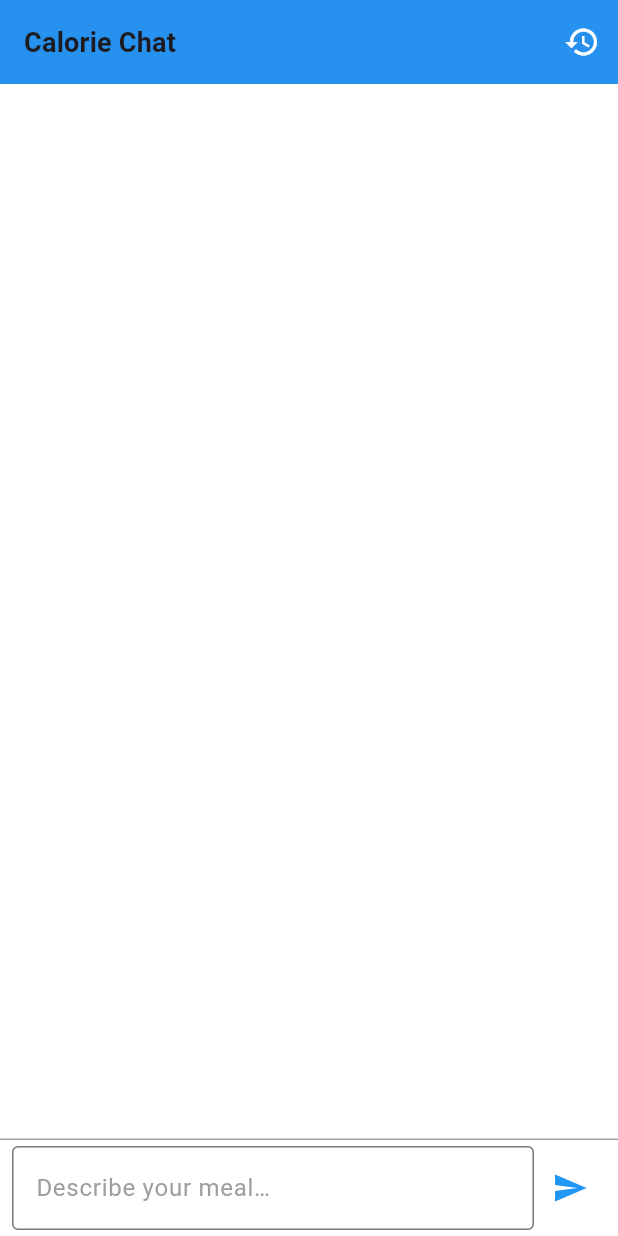
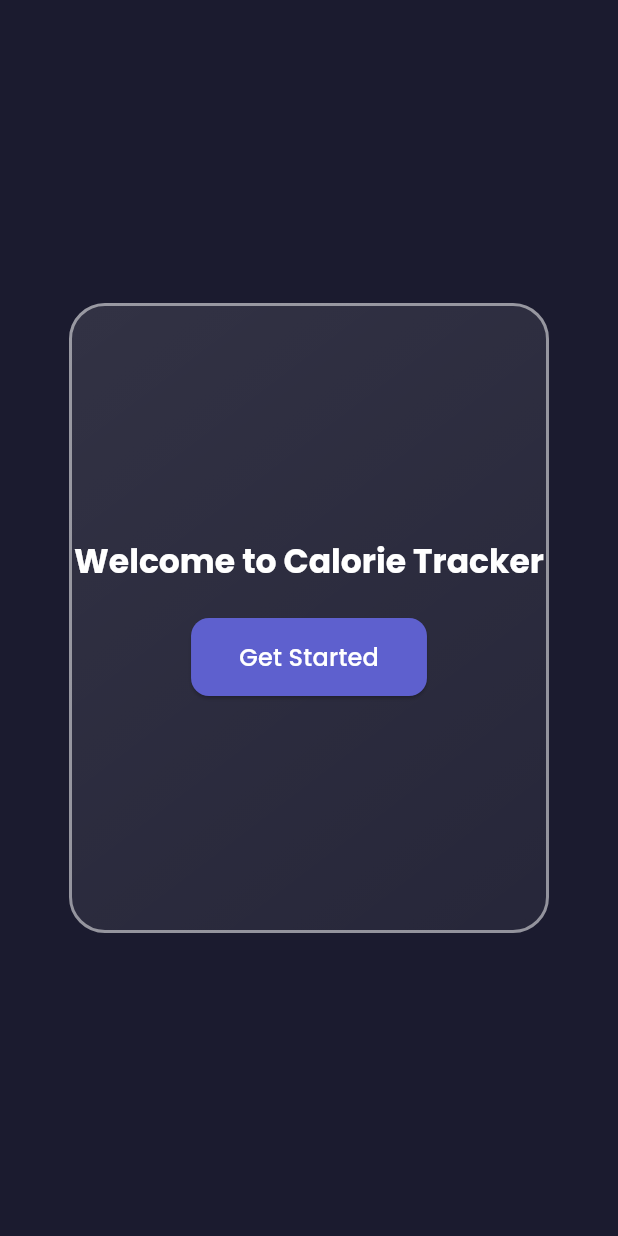
Before and after one commit to jithin-omanakuttan/calorie_tracker, a Flutter app: the screen it shows after launch, on a phone screen of 412 x 824 dp. Run offline on Flutter 3.47's test engine with Material 3 defaults, Android fonts, the phone set to English and light mode, and no system bars; drawn by our look-alikes of glassmorphism; our stand-ins replace flutter_bloc, flutter_dotenv, freezed_annotation, get_it, google_fonts, objectbox; generated files the repository leaves out were written again.

Commit message:
feat: Add glassmorphism effect and new color constants; implement intro screen and custom routing

```diff
--- /dev/null
+++ b/lib/constants/colors.dart
@@ -0,0 +1,10 @@
+import 'package:flutter/material.dart';
+
+class AppColors {
+  static const Color deepPurple = Color(0xFF5E60CE);
+  static const Color mintGreen = Color(0xFF80ED99);
+  static const Color darkNavy = Color(0xFF1B1B2F);
+
+  // For glassmorphic frosted layers
+  static const Color glassWhite = Colors.white; // we’ll add opacity where used
+}
--- a/lib/main.dart
+++ b/lib/main.dart
@@ -3,8 +3,8 @@ import 'package:flutter/material.dart';
 import 'package:flutter_dotenv/flutter_dotenv.dart';
 
 import 'db/objectbox.dart';
-import 'screens/chat_screen.dart';
 import 'theme.dart';
+import 'utils/custom_route.dart';
 
 late Store store;
 void main() async {
@@ -22,7 +22,8 @@ class MyApp extends StatelessWidget {
     return MaterialApp(
       title: 'Calorie Chat',
       theme: AppTheme.lightTheme,
-      home: const ChatScreen(),
+      initialRoute: '/',
+      onGenerateRoute: generateRoute,
     );
   }
 }
--- a/lib/screens/chat_screen.dart
+++ b/lib/screens/chat_screen.dart
@@ -7,7 +7,7 @@ import 'history_screen.dart';
 import '../theme.dart';
 
 class ChatScreen extends StatelessWidget {
-  const ChatScreen({Key? key}) : super(key: key);
+  const ChatScreen({super.key});
 
   @override
   Widget build(BuildContext context) {
@@ -19,7 +19,7 @@ class ChatScreen extends StatelessWidget {
 }
 
 class ChatView extends StatefulWidget {
-  const ChatView({Key? key}) : super(key: key);
+  const ChatView({super.key});
 
   @override
   State<ChatView> createState() => _ChatViewState();
--- a/lib/screens/history_screen.dart
+++ b/lib/screens/history_screen.dart
@@ -62,7 +62,7 @@ class _HistoryScreenState extends State<HistoryScreen> {
                   : null,
               children: [
                 if (totals != null) _buildTotalsRow(totals),
-                ...items.map((it) => _buildItemRow(it)).toList(),
+                ...items.map((it) => _buildItemRow(it)),
               ],
             ),
           );
--- /dev/null
+++ b/lib/screens/intro_screen.dart
@@ -0,0 +1,67 @@
+import 'package:flutter/material.dart';
+import 'package:glassmorphism/glassmorphism.dart';
+
+class IntroScreen extends StatelessWidget {
+  const IntroScreen({super.key});
+
+  @override
+  Widget build(BuildContext context) {
+    final theme = Theme.of(context);
+    return Scaffold(
+      backgroundColor: theme.scaffoldBackgroundColor,
+      body: Center(
+        child: GlassmorphicContainer(
+          width: 320,
+          height: 420,
+          borderRadius: 24,
+          blur: 18,
+          alignment: Alignment.center,
+          border: 2,
+          linearGradient: LinearGradient(
+            colors: [
+              theme.colorScheme.onPrimary.withAlpha((0.10 * 255).round()),
+              theme.colorScheme.onPrimary.withAlpha((0.05 * 255).round()),
+            ],
+            begin: Alignment.topLeft,
+            end: Alignment.bottomRight,
+          ),
+          borderGradient: LinearGradient(
+            colors: [
+              theme.colorScheme.onPrimary.withAlpha((0.50 * 255).round()),
+              theme.colorScheme.onPrimary.withAlpha((0.50 * 255).round()),
+            ],
+          ),
+          child: Column(
+            mainAxisAlignment: MainAxisAlignment.center,
+            children: [
+              Text(
+                'Welcome to Calorie Tracker',
+                style: theme.textTheme.titleLarge?.copyWith(
+                  color: theme.colorScheme.onPrimary,
+                  fontWeight: FontWeight.bold,
+                ),
+                textAlign: TextAlign.center,
+              ),
+              const SizedBox(height: 24),
+              ElevatedButton(
+                onPressed: () {
+                  Navigator.pushNamed(context, '/chat');
+                },
+                style: ElevatedButton.styleFrom(
+                  backgroundColor: theme.colorScheme.primary,
+                  foregroundColor: theme.colorScheme.onPrimary,
+                  shape: RoundedRectangleBorder(
+                    borderRadius: BorderRadius.circular(12),
+                  ),
+                  padding: const EdgeInsets.symmetric(horizontal: 32, vertical: 14),
+                  textStyle: theme.textTheme.titleMedium,
+                ),
+                child: const Text('Get Started'),
+              ),
+            ],
+          ),
+        ),
+      ),
+    );
+  }
+}
--- a/lib/theme.dart
+++ b/lib/theme.dart
@@ -1,39 +1,40 @@
 import 'package:flutter/material.dart';
+import 'package:google_fonts/google_fonts.dart';
+
+import 'constants/colors.dart';
 
 class AppTheme {
   static ThemeData get lightTheme => ThemeData(
-        primarySwatch: Colors.blue,
-        scaffoldBackgroundColor: Colors.white,
+        scaffoldBackgroundColor: AppColors.darkNavy,
+        primaryColor: AppColors.deepPurple,
+        colorScheme: const ColorScheme.dark(
+          primary: AppColors.deepPurple,
+          secondary: AppColors.mintGreen,
+          surface: AppColors.darkNavy,
+          onPrimary: Colors.white,
+          onSecondary: Colors.black,
+        ),
+        textTheme: GoogleFonts.poppinsTextTheme(
+          ThemeData.dark().textTheme,
+        ),
         appBarTheme: const AppBarTheme(
-          backgroundColor: Colors.blue,
-          foregroundColor: Colors.white,
-          elevation: 2,
+          backgroundColor: AppColors.deepPurple,
+          elevation: 0,
+          centerTitle: true,
         ),
-        cardTheme: const CardThemeData(
-          color: Colors.white,
-          elevation: 2,
-          margin: EdgeInsets.symmetric(horizontal: 12, vertical: 6),
-          shape: RoundedRectangleBorder(
-            borderRadius: BorderRadius.all(Radius.circular(12)),
+        elevatedButtonTheme: ElevatedButtonThemeData(
+          style: ElevatedButton.styleFrom(
+            backgroundColor: AppColors.mintGreen,
+            foregroundColor: Colors.black,
+            shape: RoundedRectangleBorder(
+              borderRadius: BorderRadius.circular(12),
+            ),
           ),
         ),
-        inputDecorationTheme: const InputDecorationTheme(
-          border: OutlineInputBorder(),
-          hintStyle: TextStyle(color: Colors.grey),
-        ),
-        dividerTheme: const DividerThemeData(
-          color: Colors.grey,
-          thickness: 1,
-        ),
-        iconTheme: const IconThemeData(color: Colors.blue),
-        textTheme: const TextTheme(
-          bodyMedium: TextStyle(color: Colors.black87, fontSize: 16),
-          bodySmall: TextStyle(color: Colors.grey, fontSize: 14),
-          titleMedium: TextStyle(fontWeight: FontWeight.bold, fontSize: 18),
-        ),
+        // You can add more theme customizations here as needed
       );
 
-  static Color get userBubble => Colors.blue[200]!;
-  static Color get aiBubble => Colors.grey[300]!;
-  static Color get chatText => Colors.black87;
+  static Color get userBubble => AppColors.deepPurple.withAlpha((0.2 * 255).round());
+  static Color get aiBubble => AppColors.glassWhite.withAlpha((0.7 * 255).round());
+  static Color get chatText => Colors.white;
 }
--- /dev/null
+++ b/lib/utils/custom_route.dart
@@ -0,0 +1,46 @@
+import 'package:flutter/material.dart';
+import '../screens/intro_screen.dart';
+import '../screens/chat_screen.dart';
+
+Route<T> fadeSlideRoute<T>({
+  required Widget page,
+  Duration duration = const Duration(milliseconds: 400),
+}) {
+  return PageRouteBuilder<T>(
+    transitionDuration: duration,
+    reverseTransitionDuration: duration,
+    pageBuilder: (context, animation, secondaryAnimation) => page,
+    transitionsBuilder: (context, animation, secondaryAnimation, child) {
+      // Fade transition
+      final fadeTween = Tween<double>(begin: 0, end: 1)
+          .chain(CurveTween(curve: Curves.easeInOut));
+      // Slide from right to left
+      final slideTween = Tween<Offset>(begin: const Offset(1, 0), end: Offset.zero)
+          .chain(CurveTween(curve: Curves.easeInOut));
+
+      return FadeTransition(
+        opacity: animation.drive(fadeTween),
+        child: SlideTransition(
+          position: animation.drive(slideTween),
+          child: child,
+        ),
+      );
+    },
+  );
+}
+
+Route<dynamic> generateRoute(RouteSettings settings) {
+  switch (settings.name) {
+    case '/':
+      return MaterialPageRoute(builder: (context) => const IntroScreen());
+    case '/chat':
+      return MaterialPageRoute(builder: (context) => const ChatScreen());
+    // Add more routes as needed
+    default:
+      return MaterialPageRoute(
+        builder: (context) => const Scaffold(
+          body: Center(child: Text('Page not found')),
+        ),
+      );
+  }
+}
--- a/pubspec.yaml
+++ b/pubspec.yaml
@@ -22,6 +22,8 @@ dependencies:
   get_it: ^8.0.3
   path_provider: ^2.1.5
   freezed_annotation: ^2.4.4
+  google_fonts: ^6.2.1
+  glassmorphism: ^3.0.0
 
 dev_dependencies:
   flutter_test:
```
Also changed, not shown: lib/widgets/glass_card.dart (added, +39 -0 lines), pubspec.lock.
